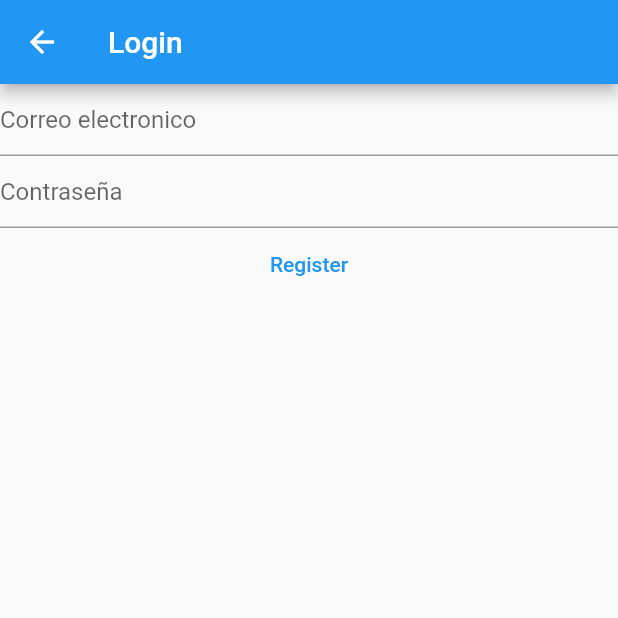
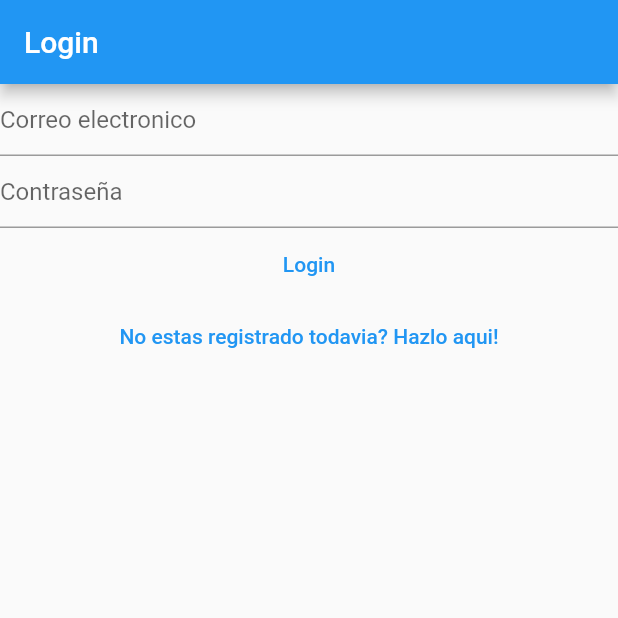
Before and after one commit to LuisAntonioViteri/approyal, a Flutter app: the LoginView screen opened directly, on a phone screen of 412 x 824 dp, the top half of it. Run offline on Flutter 3.47's test engine with Material 2 defaults, Android fonts, the phone set to English and light mode, and no system bars; our stand-ins replace firebase_auth, firebase_core; accounts and stored records are empty.

Commit message:
Refactor login register main and add verify email

```diff
--- a/lib/views/login_view.dart
+++ b/lib/views/login_view.dart
@@ -31,25 +31,15 @@ class _LoginViewState extends State<LoginView> {
   @override
   Widget build(BuildContext context) {
     return Scaffold(
-      appBar: AppBar(
-        title: const Text('Login'),
-      ),
-      body: FutureBuilder(
-        future: Firebase.initializeApp(
-          options: DefaultFirebaseOptions.currentPlatform,
-        ),
-        builder: (context, snapshot) {
-          switch (snapshot.connectionState) {
-            case ConnectionState.done:
-              return Column(
+      appBar: AppBar(title: const Text('Login')),
+      body: Column(
         children: [
           TextField(
             controller: _email,
             enableSuggestions: false,
             autocorrect: false,
             keyboardType: TextInputType.emailAddress,
-                    decoration:
-                        const InputDecoration(hintText: "Correo electronico"),
+            decoration: const InputDecoration(hintText: "Correo electronico"),
           ),
           TextField(
             controller: _password,
@@ -74,14 +64,18 @@ class _LoginViewState extends State<LoginView> {
                 }
               }
             },
-                    child: const Text('Register'),
+            child: const Text('Login'),
+          ),
+          TextButton(
+            onPressed: () {
+              Navigator.of(context).pushNamedAndRemoveUntil(
+                '/register/',
+                (route) => false,
+              );
+            },
+            child: const Text('No estas registrado todavia? Hazlo aqui!'),
           ),
         ],
-              );
-            default:
-              return const Text('Loading...');
-          }
-        },
       ),
     );
   }
```
Also changed, not shown: lib/main.dart (+14 -13 lines), lib/views/register_view.dart (+3 -18 lines), lib/views/verify_email_view.dart (added, +30 -0 lines). Lines whose indentation alone changed are shown as unchanged.
